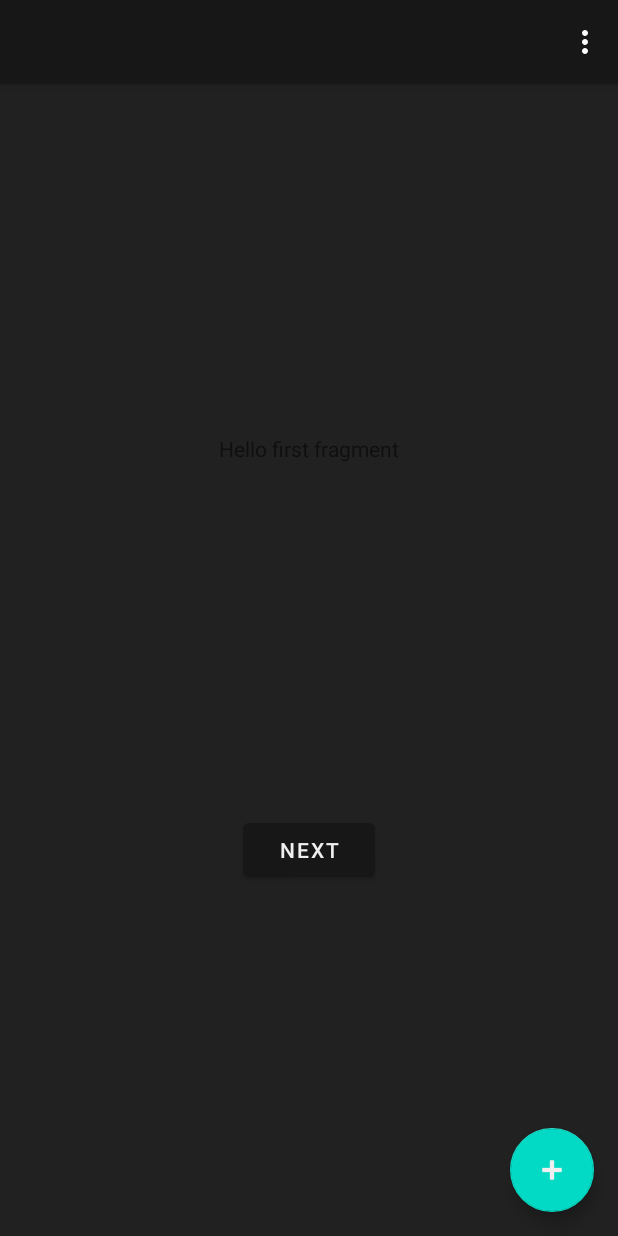
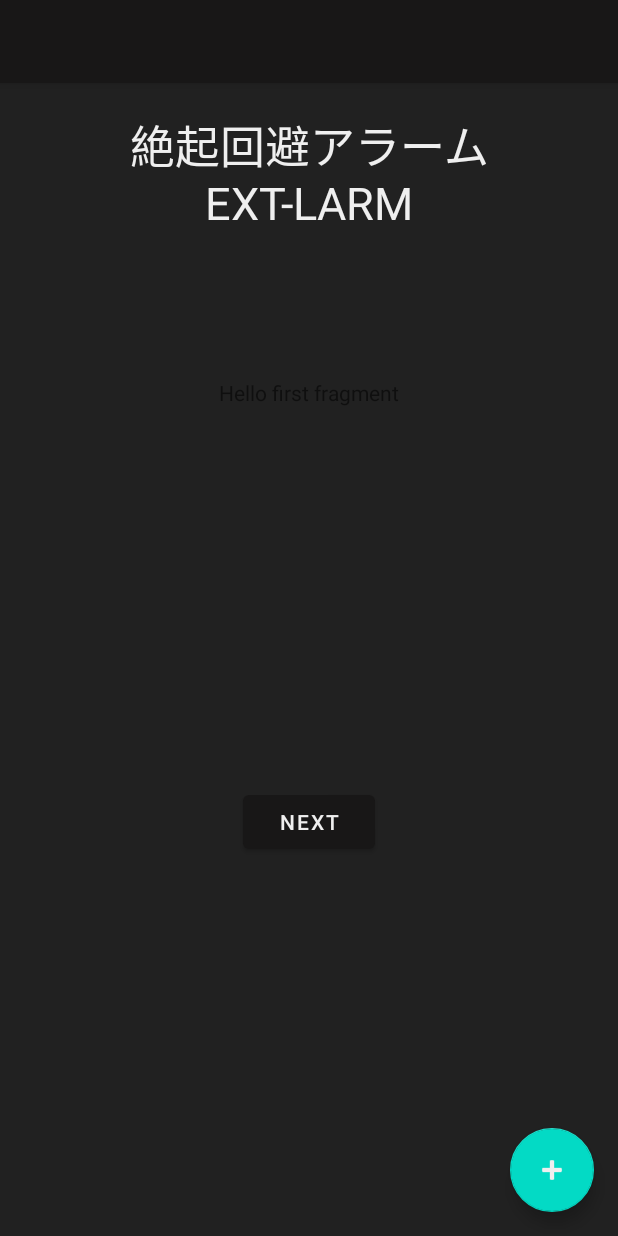
Before and after one commit to 0ga0takash1/Zekki_kaifi_alarm, an Android app: the screen it shows after launch (MainActivity), on a phone screen of 412 x 824 dp. Run offline under Robolectric (Android 15) with nearby library versions, the phone set to English and light mode, and no system bars.

Commit message:
タイトル追加

```diff
--- a/app/src/main/res/layout/activity_main.xml
+++ b/app/src/main/res/layout/activity_main.xml
@@ -11,21 +11,28 @@
 
     <com.google.android.material.appbar.AppBarLayout
         android:layout_width="match_parent"
-        android:layout_height="wrap_content"
-        android:theme="@style/Theme.Zekki_kaihi_alarm.AppBarOverlay"
-        android:background="#181717">
-
-        <androidx.appcompat.widget.Toolbar
-            android:id="@+id/toolbar"
-            android:layout_width="match_parent"
-            android:layout_height="?attr/actionBarSize"
-            app:popupTheme="@style/Theme.AppCompat" />
+        android:layout_height="55dp"
+        android:background="#181717"
+        android:theme="@style/Theme.Zekki_kaihi_alarm.AppBarOverlay">
 
     </com.google.android.material.appbar.AppBarLayout>
 
     <include
+        android:id="@+id/include"
+        layout="@layout/app_titile_layout"
+        android:layout_width="match_parent"
+        android:layout_height="wrap_content"
+        android:background="#000000"
+        app:layout_anchor="@+id/include" />
+
+    <include
+        android:id="@+id/include"
         layout="@layout/content_main"
-        android:background="#212121" />
+        android:layout_width="match_parent"
+        android:layout_height="match_parent"
+        android:background="#212121"
+        app:layout_anchor="@+id/include"
+        app:layout_anchorGravity="center" />
 
     <com.google.android.material.floatingactionbutton.FloatingActionButton
         android:id="@+id/fab"
@@ -37,4 +44,69 @@
         app:srcCompat="@android:drawable/ic_input_add"
         app:tint="#FFefefef" />
 
+    <androidx.appcompat.widget.Toolbar
+        android:id="@+id/toolbar"
+        android:layout_width="match_parent"
+        android:layout_height="wrap_content"
+        app:layout_anchor="@+id/include"
+        app:layout_anchorGravity="top|center"
+        app:popupTheme="@style/Theme.AppCompat" />
+
 </androidx.coordinatorlayout.widget.CoordinatorLayout>
+
+<!--    <?xml version="1.0" encoding="utf-8"?>-->
+<!--<androidx.coordinatorlayout.widget.CoordinatorLayout-->
+<!--xmlns:android="http://schemas.android.com/apk/res/android"-->
+<!--xmlns:app="http://schemas.android.com/apk/res-auto"-->
+<!--xmlns:tools="http://schemas.android.com/tools"-->
+<!--android:layout_width="match_parent"-->
+<!--android:layout_height="match_parent"-->
+<!--android:background="#212121"-->
+<!--android:clickable="false"-->
+<!--tools:context=".MainActivity">-->
+
+<!--<com.google.android.material.appbar.AppBarLayout-->
+<!--    android:layout_width="match_parent"-->
+<!--    android:layout_height="wrap_content"-->
+<!--    android:theme="@style/Theme.Zekki_kaihi_alarm.AppBarOverlay"-->
+<!--    android:background="#181717">-->
+
+<!--    <androidx.appcompat.widget.Toolbar-->
+<!--        android:id="@+id/toolbar"-->
+<!--        android:layout_width="match_parent"-->
+<!--        android:layout_height="?attr/actionBarSize"-->
+<!--        app:popupTheme="@style/Theme.AppCompat" />-->
+
+<!--</com.google.android.material.appbar.AppBarLayout>-->
+
+<!--<TextView-->
+<!--    android:id="@+id/app_name_textView"-->
+<!--    android:layout_width="match_parent"-->
+<!--    android:layout_height="wrap_content"-->
+<!--    android:gravity="center"-->
+<!--    android:text="\n絶起回避アラーム\nEXT-LARM\n"-->
+<!--    android:textColor="@color/white2"-->
+<!--    android:textSize="25dp"-->
+<!--    app:layout_anchor="@+id/include"-->
+<!--    app:layout_anchorGravity="center" />-->
+
+<!--<include-->
+<!--    android:id="@+id/include"-->
+<!--    layout="@layout/content_main"-->
+<!--    android:layout_width=""-->
+<!--    android:layout_height="wrap_content"-->
+<!--    android:background="#212121"-->
+<!--    app:layout_anchor="@+id/include"-->
+<!--    app:layout_anchorGravity="center" />-->
+
+<!--<com.google.android.material.floatingactionbutton.FloatingActionButton-->
+<!--    android:id="@+id/fab"-->
+<!--    android:layout_width="177dp"-->
+<!--    android:layout_height="wrap_content"-->
+<!--    android:layout_gravity="bottom|end"-->
+<!--    android:layout_margin="@dimen/fab_margin"-->
+<!--    app:fabSize="auto"-->
+<!--    app:srcCompat="@android:drawable/ic_input_add"-->
+<!--    app:tint="#FFefefef" />-->
+
+<!--</androidx.coordinatorlayout.widget.CoordinatorLayout>-->
--- /dev/null
+++ b/app/src/main/res/layout/app_titile_layout.xml
@@ -0,0 +1,19 @@
+<?xml version="1.0" encoding="utf-8"?>
+<androidx.constraintlayout.widget.ConstraintLayout
+    xmlns:android="http://schemas.android.com/apk/res/android"
+    xmlns:app="http://schemas.android.com/apk/res-auto"
+    xmlns:tools="http://schemas.android.com/tools"
+    android:layout_width="match_parent"
+    android:layout_height="match_parent"
+    tools:context=".FirstFragment">
+
+    <TextView
+        android:id="@+id/app_name_textView"
+        android:layout_width="match_parent"
+        android:layout_height="wrap_content"
+        android:gravity="center"
+        android:text="\n\n絶起回避アラーム\nEXT-LARM"
+        android:textColor="@color/white2"
+        android:textSize="30dp"
+        app:layout_anchorGravity="center" />
+</androidx.constraintlayout.widget.ConstraintLayout>
--- a/app/src/main/res/values/strings.xml
+++ b/app/src/main/res/values/strings.xml
@@ -1,6 +1,6 @@
 <resources>
     <!--    <string name="app_name">Zekki_kaihi_alarm</string>-->
-    <string name="app_name">絶起回避アラーム</string>
+    <string name="app_name">絶起回避アラーム\nEXT-LARM</string>
     <string name="app_label_name">絶起回避</string>
     <string name="action_settings">Settings</string>
     <string name="action_delete">Delete</string>
--- a/build.gradle
+++ b/build.gradle
@@ -5,7 +5,7 @@ buildscript {
         jcenter()
     }
     dependencies {
-        classpath 'com.android.tools.build:gradle:4.2.1'
+        classpath 'com.android.tools.build:gradle:4.2.2'
 
         // NOTE: Do not place your application dependencies here; they belong
         // in the individual module build.gradle files
```
